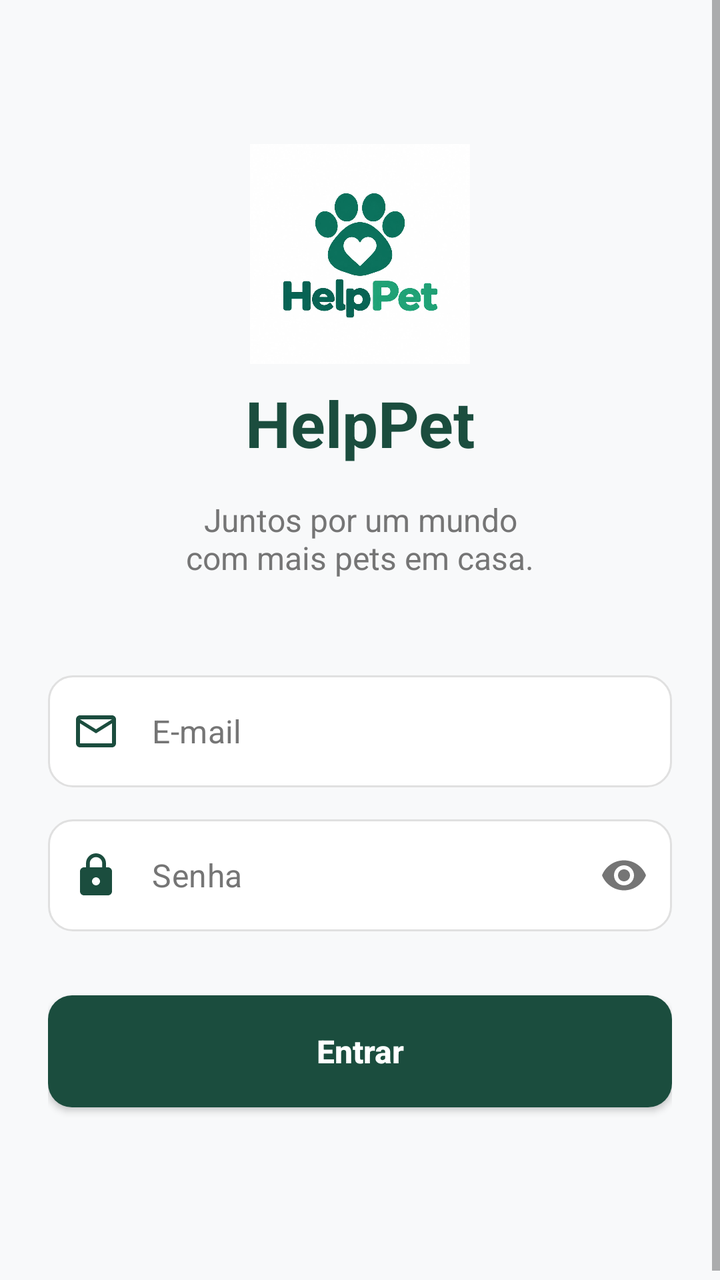
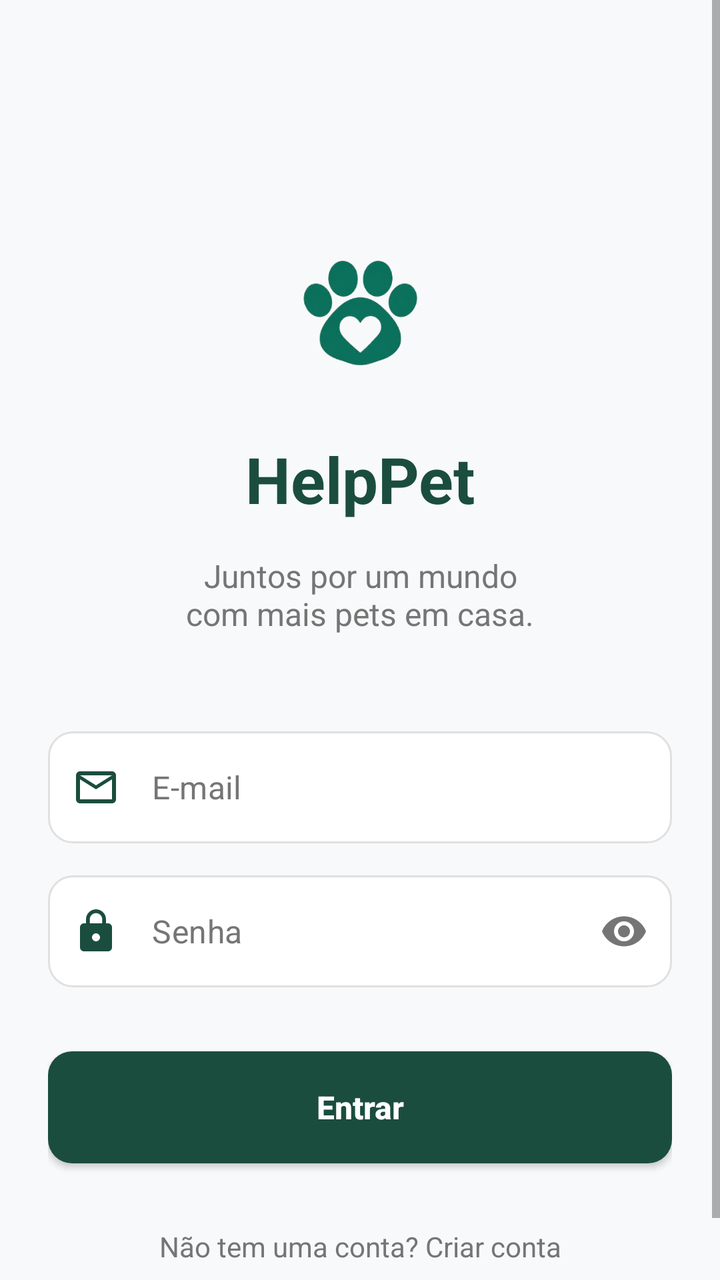

Screens rendered from an Android XML layout before and after an edit, with the pre-edit source and the edit as a unified diff.
<!-- AndroidManifest.xml: activity theme Theme.HelpPet -->
<!-- res/layout/activity_login.xml -->
<?xml version="1.0" encoding="utf-8"?>
<ScrollView xmlns:android="http://schemas.android.com/apk/res/android"
    xmlns:app="http://schemas.android.com/apk/res-auto"
    android:layout_width="match_parent"
    android:layout_height="match_parent"
    android:fillViewport="true"
    android:background="@color/background_offwhite">

    <androidx.constraintlayout.widget.ConstraintLayout
        android:layout_width="match_parent"
        android:layout_height="wrap_content"
        android:padding="24dp">

        <ImageView
            android:id="@+id/imgLogo"
            android:layout_width="110dp"
            android:layout_height="110dp"
            android:layout_marginTop="48dp"
            android:contentDescription="@string/app_name"
            android:src="@drawable/ic_pet_heart_logo"
            app:layout_constraintEnd_toEndOf="parent"
            app:layout_constraintStart_toStartOf="parent"
            app:layout_constraintTop_toTopOf="parent" />

        <TextView
            android:id="@+id/txtAppName"
            android:layout_width="wrap_content"
            android:layout_height="wrap_content"
            android:layout_marginTop="8dp"
            android:text="@string/app_name"
            android:textColor="@color/primary_green"
            android:textSize="32sp"
            android:textStyle="bold"
            app:layout_constraintEnd_toEndOf="parent"
            app:layout_constraintStart_toStartOf="parent"
            app:layout_constraintTop_toBottomOf="@id/imgLogo" />

        <TextView
            android:id="@+id/txtWelcomeSubtitle"
            android:layout_width="wrap_content"
            android:layout_height="wrap_content"
            android:layout_marginTop="16dp"
            android:gravity="center"
            android:text="Juntos por um mundo\ncom mais pets em casa."
            android:textColor="@color/text_secondary"
            android:textSize="16sp"
            app:layout_constraintEnd_toEndOf="parent"
            app:layout_constraintStart_toStartOf="parent"
            app:layout_constraintTop_toBottomOf="@id/txtAppName" />

        <com.google.android.material.textfield.TextInputLayout
            android:id="@+id/inputLayoutEmail"
            style="@style/Widget.MaterialComponents.TextInputLayout.OutlinedBox"
            android:layout_width="0dp"
            android:layout_height="wrap_content"
            android:layout_marginTop="48dp"
            app:boxBackgroundMode="none"
            app:hintEnabled="false"
            app:layout_constraintEnd_toEndOf="parent"
            app:layout_constraintStart_toStartOf="parent"
            app:layout_constraintTop_toBottomOf="@id/txtWelcomeSubtitle"
            app:startIconDrawable="@drawable/ic_email"
            app:startIconTint="@color/primary_green">

            <com.google.android.material.textfield.TextInputEditText
                android:id="@+id/edtEmail"
                android:layout_width="match_parent"
                android:layout_height="56dp"
                android:background="@drawable/bg_input_field"
                android:hint="@string/email_hint"
                android:inputType="textEmailAddress"
                android:paddingStart="12dp"
                android:paddingEnd="12dp"
                android:textColor="@color/text_primary"
                android:textColorHint="@color/text_secondary" />
        </com.google.android.material.textfield.TextInputLayout>

        <com.google.android.material.textfield.TextInputLayout
            android:id="@+id/inputLayoutPassword"
            style="@style/Widget.MaterialComponents.TextInputLayout.OutlinedBox"
            android:layout_width="0dp"
            android:layout_height="wrap_content"
            android:layout_marginTop="16dp"
            app:boxBackgroundMode="none"
            app:hintEnabled="false"
            app:layout_constraintEnd_toEndOf="parent"
            app:layout_constraintStart_toStartOf="parent"
            app:layout_constraintTop_toBottomOf="@id/inputLayoutEmail"
            app:passwordToggleEnabled="true"
            app:passwordToggleTint="@color/text_secondary"
            app:startIconDrawable="@drawable/ic_senha"
            app:startIconTint="@color/primary_green">

            <com.google.android.material.textfield.TextInputEditText
                android:id="@+id/edtPassword"
                android:layout_width="match_parent"
                android:layout_height="56dp"
                android:background="@drawable/bg_input_field"
                android:hint="@string/password_hint"
                android:inputType="textPassword"
                android:paddingStart="12dp"
                android:paddingEnd="12dp"
                android:textColor="@color/text_primary"
                android:textColorHint="@color/text_secondary" />
        </com.google.android.material.textfield.TextInputLayout>

        <android.widget.Button
            android:id="@+id/btnLogin"
            android:layout_width="0dp"
            android:layout_height="56dp"
            android:layout_marginTop="32dp"
            android:background="@drawable/bg_button_primary"
            android:text="@string/login_button"
            android:textAllCaps="false"
            android:textColor="@color/white"
            android:textSize="16sp"
            android:textStyle="bold"
            app:layout_constraintEnd_toEndOf="parent"
            app:layout_constraintStart_toStartOf="parent"
            app:layout_constraintTop_toBottomOf="@id/inputLayoutPassword" />

        <TextView
            android:id="@+id/txtSignUp"
            android:layout_width="wrap_content"
            android:layout_height="wrap_content"
            android:layout_marginTop="32dp"
            android:layout_marginBottom="16dp"
            android:textSize="14sp"
            app:layout_constraintBottom_toBottomOf="parent"
            app:layout_constraintEnd_toEndOf="parent"
            app:layout_constraintStart_toStartOf="parent"
            app:layout_constraintTop_toBottomOf="@id/btnLogin" />

    </androidx.constraintlayout.widget.ConstraintLayout>
</ScrollView>
<!-- resources referenced by this layout -->
<resources>
  <color name="background_offwhite">#F8F9FA</color>
  <color name="primary_green">#1B4D3E</color>
  <color name="text_primary">#212121</color>
  <color name="text_secondary">#757575</color>
  <color name="white">#FFFFFF</color>
  <!-- drawable bg_button_primary (drawable) -->
  <?xml version="1.0" encoding="utf-8"?>
  <ripple xmlns:android="http://schemas.android.com/apk/res/android"
      android:color="#33FFFFFF">
      <item>
          <shape>
              <solid android:color="@color/primary_green" />
              <corners android:radius="12dp" />
          </shape>
      </item>
  </ripple>
  <!-- drawable bg_input_field (drawable) -->
  <?xml version="1.0" encoding="utf-8"?>
  <shape xmlns:android="http://schemas.android.com/apk/res/android">
      <solid android:color="@color/white" />
      <stroke android:width="1dp" android:color="@color/gray_border" />
      <corners android:radius="12dp" />
  </shape>
  <!-- drawable ic_email (drawable) -->
  <vector xmlns:android="http://schemas.android.com/apk/res/android"
      android:width="24dp"
      android:height="24dp"
      android:viewportWidth="24"
      android:viewportHeight="24"
      android:tint="#757575">
      <path
          android:fillColor="@android:color/white"
          android:pathData="M20,4H4C2.9,4 2.01,4.9 2.01,6L2,18c0,1.1 0.9,2 2,2h16c1.1,0 2,-0.9 2,-2V6c0,-1.1 -0.9,-2 -2,-2zm0,14H4V8l8,5 8,-5v10zm-8,-7L4,6h16l-8,5z"/>
  </vector>
  <!-- drawable ic_pet_heart_logo: jpg bitmap (drawable, 56332 bytes) -->
  <!-- drawable ic_senha (drawable) -->
  <vector xmlns:android="http://schemas.android.com/apk/res/android"
      android:width="24dp"
      android:height="24dp"
      android:viewportWidth="24"
      android:viewportHeight="24"
      android:tint="#757575">
      <path
          android:fillColor="@android:color/white"
          android:pathData="M18,8h-1V6c0,-2.76 -2.24,-5 -5,-5S7,3.24 7,6v2H6c-1.1,0 -2,0.9 -2,2v10c0,1.1 0.9,2 2,2h12c1.1,0 2,-0.9 2,-2V10c0,-1.1 -0.9,-2 -2,-2zm-6,9c-1.1,0 -2,-0.9 -2,-2s0.9,-2 2,-2 2,0.9 2,2 -0.9,2 -2,2zm3.1,-9H8.9V6c0,-1.71 1.39,-3.1 3.1,-3.1 1.71,0 3.1,1.39 3.1,3.1v2z"/>
  </vector>
  <string name="app_name">HelpPet</string>
  <string name="email_hint">E-mail</string>
  <string name="login_button">Entrar</string>
  <string name="password_hint">Senha</string>
  <style name="Theme.HelpPet" parent="Theme.MaterialComponents.DayNight.NoActionBar" />
  <color name="gray_border">#E0E0E0</color>
</resources>

<!-- the commit's change to res/layout/activity_login.xml (unified diff, before → after) -->
@@ -1,135 +1,145 @@
 <?xml version="1.0" encoding="utf-8"?>
-<ScrollView xmlns:android="http://schemas.android.com/apk/res/android"
+<androidx.constraintlayout.widget.ConstraintLayout xmlns:android="http://schemas.android.com/apk/res/android"
     xmlns:app="http://schemas.android.com/apk/res-auto"
+    xmlns:tools="http://schemas.android.com/tools"
     android:layout_width="match_parent"
     android:layout_height="match_parent"
-    android:fillViewport="true"
     android:background="@color/background_offwhite">
 
-    <androidx.constraintlayout.widget.ConstraintLayout
+
+    <ScrollView
         android:layout_width="match_parent"
-        android:layout_height="wrap_content"
-        android:padding="24dp">
+        android:layout_height="match_parent"
+        android:fillViewport="true">
 
-        <ImageView
-            android:id="@+id/imgLogo"
-            android:layout_width="110dp"
-            android:layout_height="110dp"
-            android:layout_marginTop="48dp"
-            android:contentDescription="@string/app_name"
-            android:src="@drawable/ic_pet_heart_logo"
-            app:layout_constraintEnd_toEndOf="parent"
-            app:layout_constraintStart_toStartOf="parent"
-            app:layout_constraintTop_toTopOf="parent" />
+        <androidx.constraintlayout.widget.ConstraintLayout
+            android:layout_width="match_parent"
+            android:layout_height="wrap_content"
+            android:padding="24dp">
 
-        <TextView
-            android:id="@+id/txtAppName"
-            android:layout_width="wrap_content"
-            android:layout_height="wrap_content"
-            android:layout_marginTop="8dp"
-            android:text="@string/app_name"
-            android:textColor="@color/primary_green"
-            android:textSize="32sp"
-            android:textStyle="bold"
-            app:layout_constraintEnd_toEndOf="parent"
-            app:layout_constraintStart_toStartOf="parent"
-            app:layout_constraintTop_toBottomOf="@id/imgLogo" />
+            <ImageView
+                android:id="@+id/imgLogo"
+                android:layout_width="139dp"
+                android:layout_height="138dp"
+                android:layout_marginTop="48dp"
+                android:contentDescription="@string/app_name"
+                android:src="@drawable/ic_pet_heart_logo"
+                app:layout_constraintEnd_toEndOf="parent"
+                app:layout_constraintStart_toStartOf="parent"
+                app:layout_constraintTop_toTopOf="parent" />
 
-        <TextView
-            android:id="@+id/txtWelcomeSubtitle"
-            android:layout_width="wrap_content"
-            android:layout_height="wrap_content"
-            android:layout_marginTop="16dp"
-            android:gravity="center"
-            android:text="Juntos por um mundo\ncom mais pets em casa."
-            android:textColor="@color/text_secondary"
-            android:textSize="16sp"
-            app:layout_constraintEnd_toEndOf="parent"
-            app:layout_constraintStart_toStartOf="parent"
-            app:layout_constraintTop_toBottomOf="@id/txtAppName" />
+            <TextView
+                android:id="@+id/txtAppName"
+                android:layout_width="wrap_content"
+                android:layout_height="wrap_content"
+                android:layout_marginTop="8dp"
+                android:text="@string/app_name"
+                android:textColor="@color/primary_green"
+                android:textSize="32sp"
+                android:textStyle="bold"
+                app:layout_constraintEnd_toEndOf="parent"
+                app:layout_constraintStart_toStartOf="parent"
+                app:layout_constraintTop_toBottomOf="@id/imgLogo" />
 
-        <com.google.android.material.textfield.TextInputLayout
-            android:id="@+id/inputLayoutEmail"
-            style="@style/Widget.MaterialComponents.TextInputLayout.OutlinedBox"
-            android:layout_width="0dp"
-            android:layout_height="wrap_content"
-            android:layout_marginTop="48dp"
-            app:boxBackgroundMode="none"
-            app:hintEnabled="false"
-            app:layout_constraintEnd_toEndOf="parent"
-            app:layout_constraintStart_toStartOf="parent"
-            app:layout_constraintTop_toBottomOf="@id/txtWelcomeSubtitle"
-            app:startIconDrawable="@drawable/ic_email"
-            app:startIconTint="@color/primary_green">
+            <TextView
+                android:id="@+id/txtWelcomeSubtitle"
+                android:layout_width="wrap_content"
+                android:layout_height="wrap_content"
+                android:layout_marginTop="16dp"
+                android:gravity="center"
+                android:text="Juntos por um mundo\ncom mais pets em casa."
+                android:textColor="@color/text_secondary"
+                android:textSize="16sp"
+                app:layout_constraintEnd_toEndOf="parent"
+                app:layout_constraintStart_toStartOf="parent"
+                app:layout_constraintTop_toBottomOf="@id/txtAppName" />
 
-            <com.google.android.material.textfield.TextInputEditText
-                android:id="@+id/edtEmail"
-                android:layout_width="match_parent"
+            <com.google.android.material.textfield.TextInputLayout
+                android:id="@+id/inputLayoutEmail"
+                style="@style/Widget.MaterialComponents.TextInputLayout.OutlinedBox"
+                android:layout_width="0dp"
+                android:layout_height="wrap_content"
+                android:layout_marginTop="48dp"
+                app:boxBackgroundMode="none"
+                app:hintEnabled="false"
+                app:layout_constraintEnd_toEndOf="parent"
+                app:layout_constraintStart_toStartOf="parent"
+                app:layout_constraintTop_toBottomOf="@id/txtWelcomeSubtitle"
+                app:startIconDrawable="@drawable/ic_email"
+                app:startIconTint="@color/primary_green">
+
+                <com.google.android.material.textfield.TextInputEditText
+                    android:id="@+id/edtEmail"
+                    android:layout_width="match_parent"
+                    android:layout_height="56dp"
+                    android:background="@drawable/bg_input_field"
+                    android:hint="@string/email_hint"
+                    android:inputType="textEmailAddress"
+                    android:paddingStart="12dp"
+                    android:paddingEnd="12dp"
+                    android:textColor="@color/text_primary"
+                    android:textColorHint="@color/text_secondary" />
+            </com.google.android.material.textfield.TextInputLayout>
+
+            <com.google.android.material.textfield.TextInputLayout
+                android:id="@+id/inputLayoutPassword"
+                style="@style/Widget.MaterialComponents.TextInputLayout.OutlinedBox"
+                android:layout_width="0dp"
+                android:layout_height="wrap_content"
+                android:layout_marginTop="16dp"
+                app:boxBackgroundMode="none"
+                app:hintEnabled="false"
+                app:layout_constraintEnd_toEndOf="parent"
+                app:layout_constraintStart_toStartOf="parent"
+                app:layout_constraintTop_toBottomOf="@id/inputLayoutEmail"
+                app:passwordToggleEnabled="true"
+                app:passwordToggleTint="@color/text_secondary"
+                app:startIconDrawable="@drawable/ic_senha"
+                app:startIconTint="@color/primary_green">
+
+                <com.google.android.material.textfield.TextInputEditText
+                    android:id="@+id/edtPassword"
+                    android:layout_width="match_parent"
+                    android:layout_height="56dp"
+                    android:background="@drawable/bg_input_field"
+                    android:hint="@string/password_hint"
+                    android:inputType="textPassword"
+                    android:paddingStart="12dp"
+                    android:paddingEnd="12dp"
+                    android:textColor="@color/text_primary"
+                    android:textColorHint="@color/text_secondary" />
+            </com.google.android.material.textfield.TextInputLayout>
+
+            <android.widget.Button
+                android:id="@+id/btnLogin"
+                android:layout_width="0dp"
                 android:layout_height="56dp"
-                android:background="@drawable/bg_input_field"
-                android:hint="@string/email_hint"
-                android:inputType="textEmailAddress"
-                android:paddingStart="12dp"
-                android:paddingEnd="12dp"
-                android:textColor="@color/text_primary"
-                android:textColorHint="@color/text_secondary" />
-        </com.google.android.material.textfield.TextInputLayout>
+                android:layout_marginTop="32dp"
+                android:background="@drawable/bg_button_primary"
+                android:text="@string/login_button"
+                android:textAllCaps="false"
+                android:textColor="@color/white"
+                android:textSize="16sp"
+                android:textStyle="bold"
+                app:layout_constraintEnd_toEndOf="parent"
+                app:layout_constraintStart_toStartOf="parent"
+                app:layout_constraintTop_toBottomOf="@id/inputLayoutPassword" />
 
-        <com.google.android.material.textfield.TextInputLayout
-            android:id="@+id/inputLayoutPassword"
-            style="@style/Widget.MaterialComponents.TextInputLayout.OutlinedBox"
-            android:layout_width="0dp"
-            android:layout_height="wrap_content"
-            android:layout_marginTop="16dp"
-            app:boxBackgroundMode="none"
-            app:hintEnabled="false"
-            app:layout_constraintEnd_toEndOf="parent"
-            app:layout_constraintStart_toStartOf="parent"
-            app:layout_constraintTop_toBottomOf="@id/inputLayoutEmail"
-            app:passwordToggleEnabled="true"
-            app:passwordToggleTint="@color/text_secondary"
-            app:startIconDrawable="@drawable/ic_senha"
-            app:startIconTint="@color/primary_green">
+            <TextView
+                android:id="@+id/txtSignUp"
+                android:layout_width="wrap_content"
+                android:layout_height="wrap_content"
+                android:layout_marginTop="32dp"
+                android:layout_marginBottom="16dp"
+                android:text="Não tem uma conta? Criar conta"
+                android:textColor="@color/text_secondary"
+                android:textSize="14sp"
+                app:layout_constraintBottom_toBottomOf="parent"
+                app:layout_constraintEnd_toEndOf="parent"
+                app:layout_constraintStart_toStartOf="parent"
+                app:layout_constraintTop_toBottomOf="@id/btnLogin" />
 
-            <com.google.android.material.textfield.TextInputEditText
-                android:id="@+id/edtPassword"
-                android:layout_width="match_parent"
-                android:layout_height="56dp"
-                android:background="@drawable/bg_input_field"
-                android:hint="@string/password_hint"
-                android:inputType="textPassword"
-                android:paddingStart="12dp"
-                android:paddingEnd="12dp"
-                android:textColor="@color/text_primary"
-                android:textColorHint="@color/text_secondary" />
-        </com.google.android.material.textfield.TextInputLayout>
+        </androidx.constraintlayout.widget.ConstraintLayout>
+    </ScrollView>
 
-        <android.widget.Button
-            android:id="@+id/btnLogin"
-            android:layout_width="0dp"
-            android:layout_height="56dp"
-            android:layout_marginTop="32dp"
-            android:background="@drawable/bg_button_primary"
-            android:text="@string/login_button"
-            android:textAllCaps="false"
-            android:textColor="@color/white"
-            android:textSize="16sp"
-            android:textStyle="bold"
-            app:layout_constraintEnd_toEndOf="parent"
-            app:layout_constraintStart_toStartOf="parent"
-            app:layout_constraintTop_toBottomOf="@id/inputLayoutPassword" />
-
-        <TextView
-            android:id="@+id/txtSignUp"
-            android:layout_width="wrap_content"
-            android:layout_height="wrap_content"
-            android:layout_marginTop="32dp"
-            android:layout_marginBottom="16dp"
-            android:textSize="14sp"
-            app:layout_constraintBottom_toBottomOf="parent"
-            app:layout_constraintEnd_toEndOf="parent"
-            app:layout_constraintStart_toStartOf="parent"
-            app:layout_constraintTop_toBottomOf="@id/btnLogin" />
-
-    </androidx.constraintlayout.widget.ConstraintLayout>
-</ScrollView>
+</androidx.constraintlayout.widget.ConstraintLayout>
<!-- resource entries referenced after the edit -->
@@ -34,7 +34,7 @@
           android:fillColor="@android:color/white"
           android:pathData="M20,4H4C2.9,4 2.01,4.9 2.01,6L2,18c0,1.1 0.9,2 2,2h16c1.1,0 2,-0.9 2,-2V6c0,-1.1 -0.9,-2 -2,-2zm0,14H4V8l8,5 8,-5v10zm-8,-7L4,6h16l-8,5z"/>
   </vector>
-  <!-- drawable ic_pet_heart_logo: jpg bitmap (drawable, 56332 bytes) -->
+  <!-- drawable ic_pet_heart_logo: png bitmap (drawable, 38659 bytes) -->
   <!-- drawable ic_senha (drawable) -->
   <vector xmlns:android="http://schemas.android.com/apk/res/android"
       android:width="24dp"
